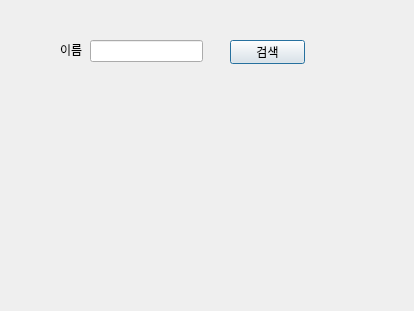
Before: the Qt Designer form SearchDialog.ui in nawhis2/VEDA_QTproject, drawn with Qt 5.
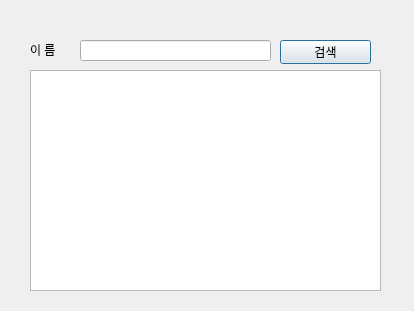
After: the same form once the commit is applied.

The edit to the form file:
```diff
--- a/SearchDialog.ui
+++ b/SearchDialog.ui
@@ -16,32 +16,32 @@
   <widget class="QLabel" name="label">
    <property name="geometry">
     <rect>
-     <x>60</x>
+     <x>30</x>
      <y>40</y>
-     <width>31</width>
+     <width>51</width>
      <height>20</height>
     </rect>
    </property>
    <property name="text">
-    <string>이름</string>
+    <string>이 름</string>
    </property>
   </widget>
   <widget class="QLineEdit" name="lineEdit">
    <property name="geometry">
     <rect>
-     <x>90</x>
+     <x>80</x>
      <y>40</y>
-     <width>113</width>
-     <height>22</height>
+     <width>191</width>
+     <height>21</height>
     </rect>
    </property>
   </widget>
   <widget class="QPushButton" name="pushButton">
    <property name="geometry">
     <rect>
-     <x>230</x>
+     <x>280</x>
      <y>40</y>
-     <width>75</width>
+     <width>91</width>
      <height>24</height>
     </rect>
    </property>
@@ -49,6 +49,16 @@
     <string>검색</string>
    </property>
   </widget>
+  <widget class="QTableView" name="tableView">
+   <property name="geometry">
+    <rect>
+     <x>30</x>
+     <y>70</y>
+     <width>351</width>
+     <height>221</height>
+    </rect>
+   </property>
+  </widget>
  </widget>
  <resources/>
  <connections/>
```
